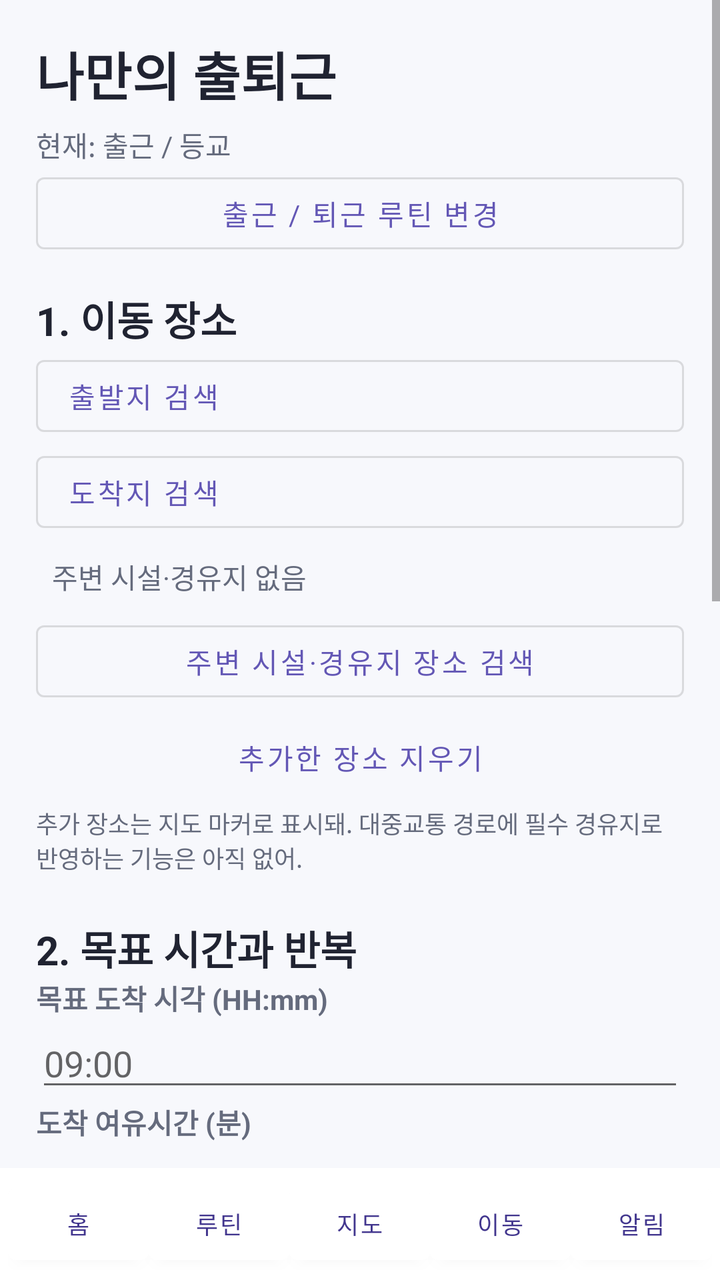
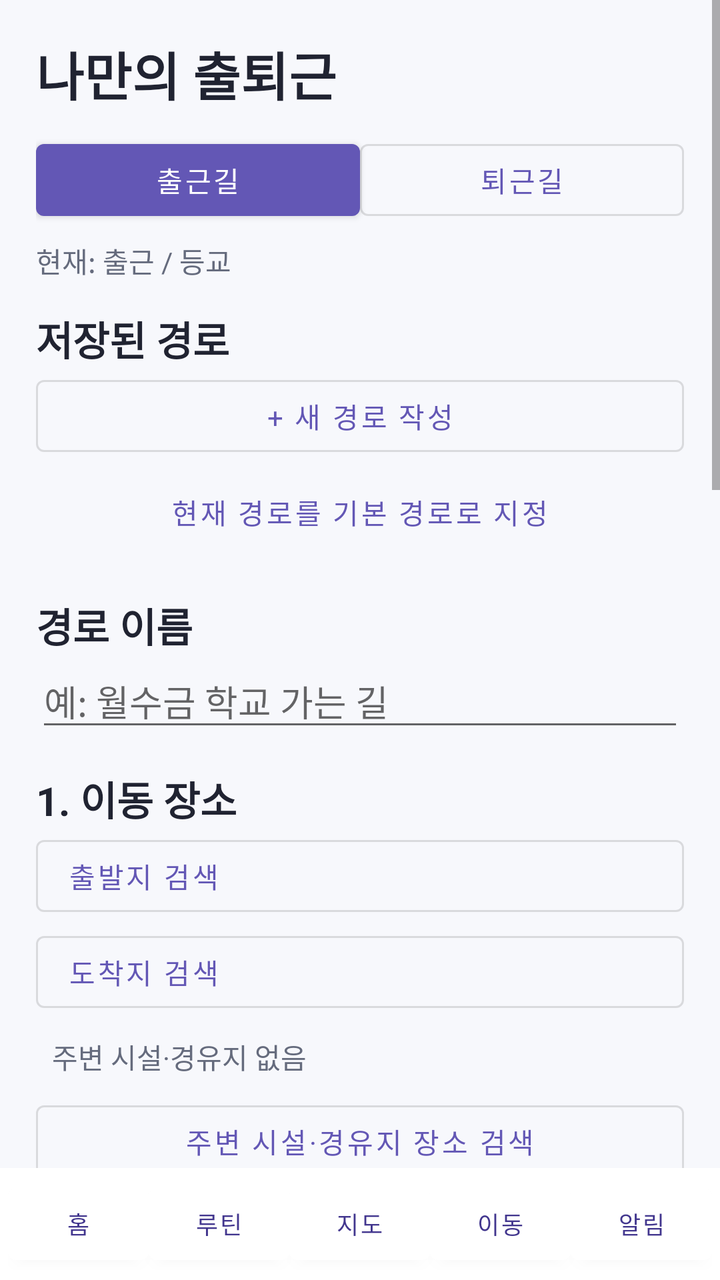

Screens rendered from an Android XML layout before and after an edit, with the pre-edit source and the edit as a unified diff.
<!-- AndroidManifest.xml: application theme Theme.MyCommute -->
<!-- res/layout/activity_custom.xml -->
<?xml version="1.0" encoding="utf-8"?>
<LinearLayout xmlns:android="http://schemas.android.com/apk/res/android"
    android:orientation="vertical" android:layout_width="match_parent" android:layout_height="match_parent">
    <ScrollView android:layout_width="match_parent" android:layout_height="0dp"
        android:layout_weight="1" android:fillViewport="true">
        <LinearLayout android:orientation="vertical" android:layout_width="match_parent"
            android:layout_height="wrap_content" android:padding="18dp">
            <TextView android:layout_width="match_parent" android:layout_height="wrap_content"
                android:text="나만의 출퇴근" android:textColor="@color/text_primary"
                android:textSize="26sp" android:textStyle="bold"/>
            <TextView android:id="@+id/textActiveRoutine" android:layout_width="match_parent"
                android:layout_height="wrap_content" android:paddingTop="6dp"
                android:textColor="@color/text_secondary" android:text="현재: 출근 / 등교"/>
            <com.google.android.material.button.MaterialButton
                android:id="@+id/btnSelectRoutineCustom" android:layout_width="match_parent"
                android:layout_height="wrap_content" android:text="출근 / 퇴근 루틴 변경"
                style="@style/Widget.MaterialComponents.Button.OutlinedButton"/>

            <TextView style="@style/Text.Section" android:layout_width="match_parent"
                android:layout_height="wrap_content" android:layout_marginTop="14dp"
                android:text="1. 이동 장소"/>
            <com.google.android.material.button.MaterialButton android:id="@+id/btnStartPlace"
                android:layout_width="match_parent" android:layout_height="wrap_content"
                android:text="출발지 검색" android:textAlignment="viewStart"
                style="@style/Widget.MaterialComponents.Button.OutlinedButton"/>
            <com.google.android.material.button.MaterialButton android:id="@+id/btnEndPlace"
                android:layout_width="match_parent" android:layout_height="wrap_content"
                android:text="도착지 검색" android:textAlignment="viewStart"
                style="@style/Widget.MaterialComponents.Button.OutlinedButton"/>
            <TextView android:id="@+id/textWaypoints" android:layout_width="match_parent"
                android:layout_height="wrap_content" android:textColor="@color/text_secondary"
                android:padding="8dp" android:text="주변 시설·경유지 없음"/>
            <com.google.android.material.button.MaterialButton android:id="@+id/btnAddWaypoint"
                android:layout_width="match_parent" android:layout_height="wrap_content"
                android:text="주변 시설·경유지 장소 검색"
                style="@style/Widget.MaterialComponents.Button.OutlinedButton"/>
            <com.google.android.material.button.MaterialButton android:id="@+id/btnClearWaypoints"
                android:layout_width="match_parent" android:layout_height="wrap_content"
                android:text="추가한 장소 지우기"
                style="@style/Widget.MaterialComponents.Button.TextButton"/>
            <TextView android:layout_width="match_parent" android:layout_height="wrap_content"
                android:text="추가 장소는 지도 마커로 표시돼. 대중교통 경로에 필수 경유지로 반영하는 기능은 아직 없어."
                android:textColor="@color/text_secondary" android:textSize="12sp"/>

            <TextView style="@style/Text.Section" android:layout_width="match_parent"
                android:layout_height="wrap_content" android:layout_marginTop="22dp"
                android:text="2. 목표 시간과 반복"/>
            <TextView style="@style/Text.Label" android:layout_width="match_parent"
                android:layout_height="wrap_content" android:text="목표 도착 시각 (HH:mm)"/>
            <EditText android:id="@+id/editDeparture" android:layout_width="match_parent"
                android:layout_height="wrap_content" android:hint="09:00"
                android:inputType="time" android:singleLine="true"/>
            <TextView style="@style/Text.Label" android:layout_width="match_parent"
                android:layout_height="wrap_content" android:text="도착 여유시간 (분)"/>
            <EditText android:id="@+id/editMargin" android:layout_width="match_parent"
                android:layout_height="wrap_content" android:inputType="number" android:text="10"/>
            <TextView style="@style/Text.Label" android:layout_width="match_parent"
                android:layout_height="wrap_content" android:text="목표 도착일의 요일"/>
            <LinearLayout android:layout_width="match_parent" android:layout_height="wrap_content"
                android:orientation="horizontal">
                <CheckBox android:id="@+id/dayMon" android:layout_width="0dp" android:layout_weight="1"
                    android:layout_height="wrap_content" android:text="월"/>
                <CheckBox android:id="@+id/dayTue" android:layout_width="0dp" android:layout_weight="1"
                    android:layout_height="wrap_content" android:text="화"/>
                <CheckBox android:id="@+id/dayWed" android:layout_width="0dp" android:layout_weight="1"
                    android:layout_height="wrap_content" android:text="수"/>
                <CheckBox android:id="@+id/dayThu" android:layout_width="0dp" android:layout_weight="1"
                    android:layout_height="wrap_content" android:text="목"/>
                <CheckBox android:id="@+id/dayFri" android:layout_width="0dp" android:layout_weight="1"
                    android:layout_height="wrap_content" android:text="금"/>
            </LinearLayout>
            <LinearLayout android:layout_width="match_parent" android:layout_height="wrap_content"
                android:orientation="horizontal">
                <CheckBox android:id="@+id/daySat" android:layout_width="wrap_content"
                    android:layout_height="wrap_content" android:text="토"/>
                <CheckBox android:id="@+id/daySun" android:layout_width="wrap_content"
                    android:layout_height="wrap_content" android:text="일"/>
            </LinearLayout>

            <TextView style="@style/Text.Section" android:layout_width="match_parent"
                android:layout_height="wrap_content" android:layout_marginTop="20dp"
                android:text="3. 추천 조건"/>
            <com.google.android.material.switchmaterial.SwitchMaterial
                android:id="@+id/switchWeather" android:layout_width="match_parent"
                android:layout_height="wrap_content" android:text="기상정보 반영"
                android:padding="10dp"/>
            <TextView android:id="@+id/textWeatherStatus" android:layout_width="match_parent"
                android:layout_height="wrap_content" android:padding="8dp"
                android:text="날씨 미적용 · 이동시간이 짧은 경로 우선"
                android:textColor="@color/text_secondary"/>

            <com.google.android.material.button.MaterialButton android:id="@+id/btnSearchTransit"
                android:layout_width="match_parent" android:layout_height="wrap_content"
                android:layout_marginTop="18dp" android:text="대중교통 경로 검색하기"/>
            <TextView android:id="@+id/textTransitResult" android:layout_width="match_parent"
                android:layout_height="wrap_content" android:textColor="@color/text_secondary"
                android:padding="8dp" android:text="장소와 시간을 설정한 뒤 경로를 검색해"/>
            <LinearLayout android:id="@+id/transitCards" android:orientation="vertical"
                android:layout_width="match_parent" android:layout_height="wrap_content"/>
            <com.google.android.material.button.MaterialButton android:id="@+id/btnPreviewMap"
                android:layout_width="match_parent" android:layout_height="wrap_content"
                android:text="선택 경로 지도에서 보기" android:enabled="false"
                style="@style/Widget.MaterialComponents.Button.OutlinedButton"/>
            <com.google.android.material.button.MaterialButton android:id="@+id/btnSaveRoutine"
                android:layout_width="match_parent" android:layout_height="wrap_content"
                android:text="선택한 경로로 출퇴근 루틴 저장" android:enabled="false"/>
            <TextView android:layout_width="match_parent" android:layout_height="wrap_content"
                android:text="선택한 노선·승하차 패턴을 저장해. 실시간 차량·날씨·출발 판단은 실시간 이동 탭에서 확인해."
                android:textColor="@color/text_secondary" android:textSize="12sp" android:padding="10dp"/>
        </LinearLayout>
    </ScrollView>
    <include layout="@layout/view_bottom_nav"/>
</LinearLayout>
<!-- res/layout/view_bottom_nav.xml (included above) -->
<?xml version="1.0" encoding="utf-8"?>
<LinearLayout xmlns:android="http://schemas.android.com/apk/res/android"
    android:id="@+id/bottomNav" android:layout_width="match_parent" android:layout_height="wrap_content"
    android:padding="4dp" android:background="@color/surface" android:orientation="horizontal">
    <Button android:id="@+id/navHome" android:layout_width="0dp" android:layout_weight="1" android:layout_height="48dp"
        android:backgroundTint="@color/surface" android:textColor="@color/primary_dark" android:textSize="12sp" android:text="홈" />
    <Button android:id="@+id/navCustom" android:layout_width="0dp" android:layout_weight="1" android:layout_height="48dp"
        android:backgroundTint="@color/surface" android:textColor="@color/primary_dark" android:textSize="12sp" android:text="루틴" />
    <Button android:id="@+id/navMap" android:layout_width="0dp" android:layout_weight="1" android:layout_height="48dp"
        android:backgroundTint="@color/surface" android:textColor="@color/primary_dark" android:textSize="12sp" android:text="지도" />
    <Button android:id="@+id/navTracking" android:layout_width="0dp" android:layout_weight="1" android:layout_height="48dp"
        android:backgroundTint="@color/surface" android:textColor="@color/primary_dark" android:textSize="12sp" android:text="이동" />
    <Button android:id="@+id/navLogs" android:layout_width="0dp" android:layout_weight="1" android:layout_height="48dp"
        android:backgroundTint="@color/surface" android:textColor="@color/primary_dark" android:textSize="12sp" android:text="알림" />
</LinearLayout>
<!-- resources referenced by this layout -->
<resources>
  <color name="primary_dark">#42368E</color>
  <color name="surface">#FFFFFF</color>
  <color name="text_primary">#202331</color>
  <color name="text_secondary">#656B7D</color>
  <style name="Text.Label" parent="">
          <item name="android:textSize">14sp</item>
          <item name="android:textStyle">bold</item>
          <item name="android:textColor">@color/text_secondary</item>
      </style>
  <style name="Text.Section" parent="">
          <item name="android:textSize">20sp</item>
          <item name="android:textStyle">bold</item>
          <item name="android:textColor">@color/text_primary</item>
      </style>
  <style name="Theme.MyCommute" parent="Theme.MaterialComponents.DayNight.NoActionBar">
          <item name="colorPrimary">@color/primary</item>
          <item name="colorPrimaryVariant">@color/primary_dark</item>
          <item name="colorOnPrimary">@android:color/white</item>
          <item name="android:statusBarColor">@color/primary_dark</item>
          <item name="android:navigationBarColor">@color/background</item>
          <item name="android:windowBackground">@color/background</item>
          <item name="fontFamily">sans</item>
      </style>
  <color name="primary">#6357B5</color>
  <color name="background">#F7F8FC</color>
</resources>

<!-- the commit's change to res/layout/activity_custom.xml (unified diff, before → after) -->
@@ -8,13 +8,38 @@
             <TextView android:layout_width="match_parent" android:layout_height="wrap_content"
                 android:text="나만의 출퇴근" android:textColor="@color/text_primary"
                 android:textSize="26sp" android:textStyle="bold"/>
+            <LinearLayout android:layout_width="match_parent" android:layout_height="wrap_content"
+                android:orientation="horizontal" android:layout_marginTop="10dp">
+                <com.google.android.material.button.MaterialButton android:id="@+id/btnDirectionOut"
+                    android:layout_width="0dp" android:layout_weight="1"
+                    android:layout_height="wrap_content" android:text="출근길"/>
+                <com.google.android.material.button.MaterialButton android:id="@+id/btnDirectionBack"
+                    android:layout_width="0dp" android:layout_weight="1"
+                    android:layout_height="wrap_content" android:text="퇴근길"
+                    style="@style/Widget.MaterialComponents.Button.OutlinedButton"/>
+            </LinearLayout>
             <TextView android:id="@+id/textActiveRoutine" android:layout_width="match_parent"
                 android:layout_height="wrap_content" android:paddingTop="6dp"
                 android:textColor="@color/text_secondary" android:text="현재: 출근 / 등교"/>
-            <com.google.android.material.button.MaterialButton
-                android:id="@+id/btnSelectRoutineCustom" android:layout_width="match_parent"
-                android:layout_height="wrap_content" android:text="출근 / 퇴근 루틴 변경"
+            <TextView style="@style/Text.Section" android:layout_width="match_parent"
+                android:layout_height="wrap_content" android:layout_marginTop="14dp"
+                android:text="저장된 경로"/>
+            <LinearLayout android:id="@+id/savedRoutineList" android:layout_width="match_parent"
+                android:layout_height="wrap_content" android:orientation="vertical"/>
+            <com.google.android.material.button.MaterialButton android:id="@+id/btnNewRoutine"
+                android:layout_width="match_parent" android:layout_height="wrap_content"
+                android:text="+ 새 경로 작성"
                 style="@style/Widget.MaterialComponents.Button.OutlinedButton"/>
+            <com.google.android.material.button.MaterialButton android:id="@+id/btnMakeDefault"
+                android:layout_width="match_parent" android:layout_height="wrap_content"
+                android:text="현재 경로를 기본 경로로 지정"
+                style="@style/Widget.MaterialComponents.Button.TextButton"/>
+            <TextView style="@style/Text.Section" android:layout_width="match_parent"
+                android:layout_height="wrap_content" android:layout_marginTop="18dp"
+                android:text="경로 이름"/>
+            <EditText android:id="@+id/editRouteName" android:layout_width="match_parent"
+                android:layout_height="wrap_content" android:singleLine="true"
+                android:hint="예: 월수금 학교 가는 길" android:maxLength="50"/>
 
             <TextView style="@style/Text.Section" android:layout_width="match_parent"
                 android:layout_height="wrap_content" android:layout_marginTop="14dp"
@@ -39,7 +64,7 @@
                 android:text="추가한 장소 지우기"
                 style="@style/Widget.MaterialComponents.Button.TextButton"/>
             <TextView android:layout_width="match_parent" android:layout_height="wrap_content"
-                android:text="추가 장소는 지도 마커로 표시돼. 대중교통 경로에 필수 경유지로 반영하는 기능은 아직 없어."
+                android:text="경유지는 입력 순서대로 출발→경유지→도착 경로에 포함돼. 대중교통 API는 구간마다 1회씩 호출되며 경유지 최대 2개를 지원해."
                 android:textColor="@color/text_secondary" android:textSize="12sp"/>
 
             <TextView style="@style/Text.Section" android:layout_width="match_parent"
@@ -91,7 +116,7 @@
 
             <com.google.android.material.button.MaterialButton android:id="@+id/btnSearchTransit"
                 android:layout_width="match_parent" android:layout_height="wrap_content"
-                android:layout_marginTop="18dp" android:text="대중교통 경로 검색하기"/>
+                android:layout_marginTop="18dp" android:text="새 경로 검색 (API 사용)"/>
             <TextView android:id="@+id/textTransitResult" android:layout_width="match_parent"
                 android:layout_height="wrap_content" android:textColor="@color/text_secondary"
                 android:padding="8dp" android:text="장소와 시간을 설정한 뒤 경로를 검색해"/>
@@ -103,9 +128,9 @@
                 style="@style/Widget.MaterialComponents.Button.OutlinedButton"/>
             <com.google.android.material.button.MaterialButton android:id="@+id/btnSaveRoutine"
                 android:layout_width="match_parent" android:layout_height="wrap_content"
-                android:text="선택한 경로로 출퇴근 루틴 저장" android:enabled="false"/>
+                android:text="경로 설정 저장" android:enabled="true"/>
             <TextView android:layout_width="match_parent" android:layout_height="wrap_content"
-                android:text="선택한 노선·승하차 패턴을 저장해. 실시간 차량·날씨·출발 판단은 실시간 이동 탭에서 확인해."
+                android:text="이름·설정은 계속 저장돼. 경로 검색은 버튼을 누를 때만 실행되며 검색 결과의 상세 선형은 최대 23시간 임시 보관해. 만료 후에는 다시 검색해야 해."
                 android:textColor="@color/text_secondary" android:textSize="12sp" android:padding="10dp"/>
         </LinearLayout>
     </ScrollView>
